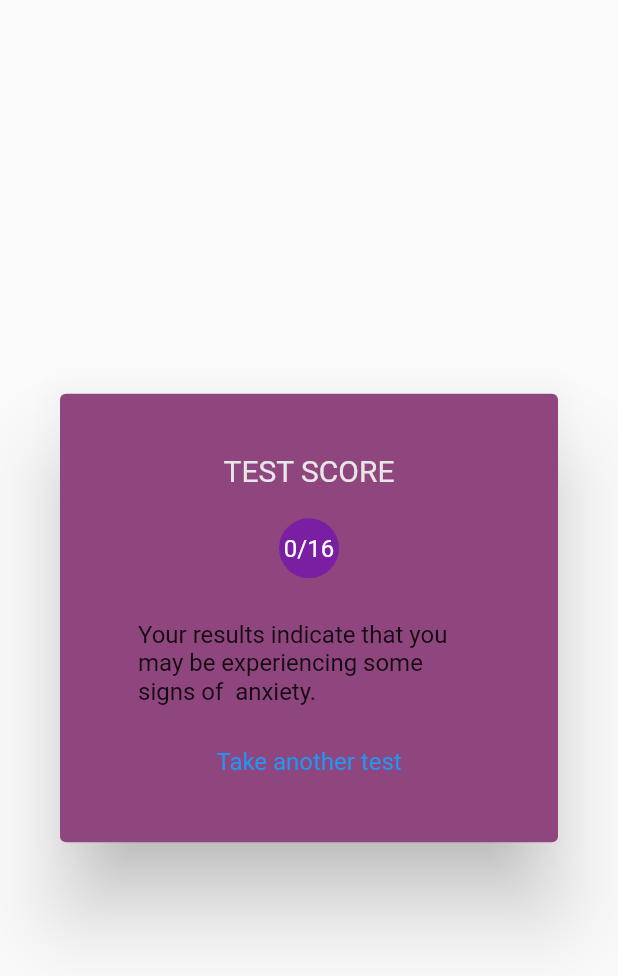
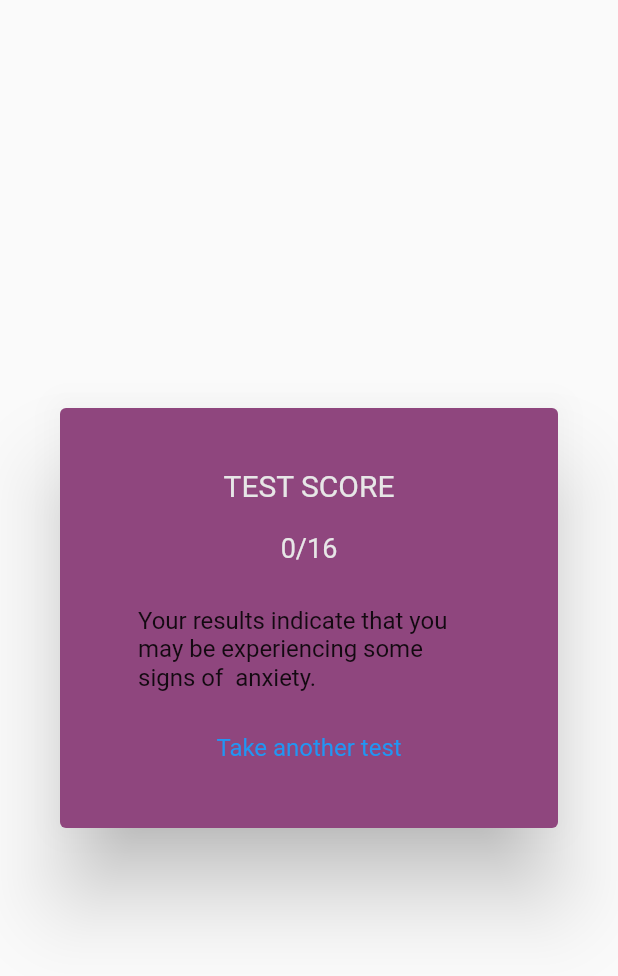
Before and after one commit to magdalenapetrushevska/mental_health_flutter_app, a Flutter app: the ResultBox widget shown alone on an empty page, opened directly with empty values, on a phone screen of 412 x 824 dp. Shown: the top 976 px of the screen. Run offline on Flutter 3.47's test engine with Material 2 defaults, Android fonts, the phone set to English and light mode, and no system bars; our stand-ins replace flutter_tts, geocoding, geolocator; missing offline and left inert: flutter_email_sender, flutter_sms; network calls fail.

Commit message:
first commit

```diff
--- a/lib/widgets/result_box.dart
+++ b/lib/widgets/result_box.dart
@@ -1,43 +1,56 @@
 import 'package:flutter/material.dart';
 import '../constants.dart';
 
-class ResultBox extends StatelessWidget{
-  const ResultBox({Key? key,
+class ResultBox extends StatelessWidget {
+  const ResultBox({
+    Key? key,
     required this.result,
     required this.onPressed,
     required this.testScore,
-  }) : super(key:key);
+  }) : super(key: key);
 
   final int result;
   final VoidCallback onPressed;
   final String testScore;
 
   @override
-  Widget build(BuildContext context){
+  Widget build(BuildContext context) {
     return AlertDialog(
       backgroundColor: background,
       content: Padding(
         padding: const EdgeInsets.all(20.0),
-        child:Column(
+        child: Column(
           mainAxisSize: MainAxisSize.min,
           mainAxisAlignment: MainAxisAlignment.center,
           children: [
-            const Text('TEST SCORE', style:TextStyle(color:neutral, fontSize: 20.0),),
-            const SizedBox(height: 20.0,),
-            CircleAvatar(
-              child: Text('$result/16'),
+            const Text(
+              'TEST SCORE',
+              style: TextStyle(color: neutral, fontSize: 20.0),
             ),
-            const SizedBox(height: 20.0,),
+            const SizedBox(
+              height: 20.0,
+            ),
+            Text('$result/16',style: TextStyle(color: neutral, fontSize: 18.0),),
+            const SizedBox(
+              height: 20.0,
+            ),
             Padding(
               padding: const EdgeInsets.all(8.0),
-              child: Text('Your results indicate that you may be experiencing some signs of $testScore anxiety.'),
+              child: Text(
+                  'Your results indicate that you may be experiencing some signs of $testScore anxiety.'),
             ),
-            const SizedBox(height: 20.0,),
+            const SizedBox(
+              height: 20.0,
+            ),
             GestureDetector(
               onTap: onPressed,
-                child: const Text('Take another test',style: const TextStyle(color:Colors.blue),),
+              child: const Text(
+                'Take another test',
+                style: const TextStyle(color: Colors.blue),
               ),
-        ],),
+            ),
+          ],
+        ),
       ),
     );
   }
--- a/pubspec.yaml
+++ b/pubspec.yaml
@@ -44,6 +44,7 @@ dependencies:
   flutter_sms: ^2.3.3
   geolocator: ^9.0.2
   geocoding: ^2.0.5
+  flutter_email_sender: ^5.2.0
 
 dev_dependencies:
   flutter_test:
```
Also changed, not shown: lib/screens/home_screen.dart (+13 -15 lines), lib/screens/mood_history_screen.dart (+48 -13 lines), lib/screens/read_article_screen.dart (+14 -6 lines), lib/widgets/article_widget.dart (+16 -5 lines), pubspec.lock, 1 other file. Lines whose indentation alone changed are shown as unchanged.
